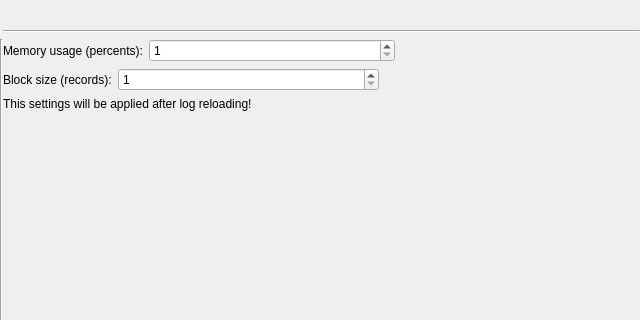
First picture: the form in ui/generalcoresettings.ui, repository snip89/wsnsim-postprocessor, before the edit; both pictures show x 0 to 640 and y 0 to 320 of the 640 by 480 pixel window.
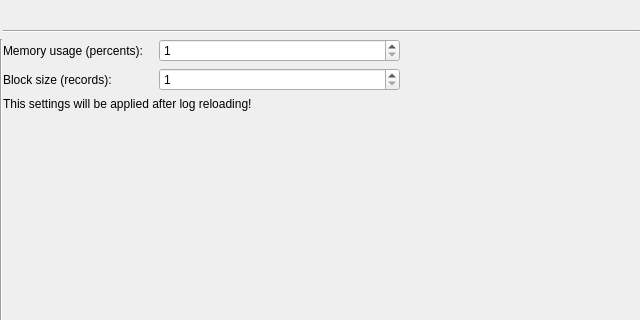
Second picture: the form after the edit.

Commit message: fixed edit sizes in core settings

Diff of the .ui file:
```diff
--- a/ui/generalcoresettings.ui
+++ b/ui/generalcoresettings.ui
@@ -68,24 +68,29 @@
       <layout class="QGridLayout" name="gridLayout_12">
        <item row="0" column="0">
         <widget class="QLabel" name="memoryUsageLabel">
+         <property name="sizePolicy">
+          <sizepolicy hsizetype="Fixed" vsizetype="Preferred">
+           <horstretch>0</horstretch>
+           <verstretch>0</verstretch>
+          </sizepolicy>
+         </property>
+         <property name="minimumSize">
+          <size>
+           <width>150</width>
+           <height>0</height>
+          </size>
+         </property>
+         <property name="maximumSize">
+          <size>
+           <width>150</width>
+           <height>16777215</height>
+          </size>
+         </property>
          <property name="text">
           <string>Memory usage (percents):</string>
          </property>
         </widget>
        </item>
-       <item row="0" column="2">
-        <spacer name="horizontalSpacer_7">
-         <property name="orientation">
-          <enum>Qt::Horizontal</enum>
-         </property>
-         <property name="sizeHint" stdset="0">
-          <size>
-           <width>40</width>
-           <height>20</height>
-          </size>
-         </property>
-        </spacer>
-       </item>
        <item row="0" column="1">
         <widget class="QSpinBox" name="memoryUsageSpinBox">
          <property name="sizePolicy">
@@ -102,6 +107,19 @@
          </property>
         </widget>
        </item>
+       <item row="0" column="2">
+        <spacer name="horizontalSpacer">
+         <property name="orientation">
+          <enum>Qt::Horizontal</enum>
+         </property>
+         <property name="sizeHint" stdset="0">
+          <size>
+           <width>40</width>
+           <height>20</height>
+          </size>
+         </property>
+        </spacer>
+       </item>
       </layout>
      </item>
      <item row="14" column="1">
@@ -151,6 +169,24 @@
       <layout class="QGridLayout" name="gridLayout_2">
        <item row="0" column="0">
         <widget class="QLabel" name="blockSizeLabel">
+         <property name="sizePolicy">
+          <sizepolicy hsizetype="Fixed" vsizetype="Preferred">
+           <horstretch>0</horstretch>
+           <verstretch>0</verstretch>
+          </sizepolicy>
+         </property>
+         <property name="minimumSize">
+          <size>
+           <width>150</width>
+           <height>0</height>
+          </size>
+         </property>
+         <property name="maximumSize">
+          <size>
+           <width>150</width>
+           <height>16777215</height>
+          </size>
+         </property>
          <property name="text">
           <string>Block size (records):</string>
          </property>
@@ -173,7 +209,7 @@
         </widget>
        </item>
        <item row="0" column="2">
-        <spacer name="horizontalSpacer">
+        <spacer name="horizontalSpacer_2">
          <property name="orientation">
           <enum>Qt::Horizontal</enum>
          </property>
```
